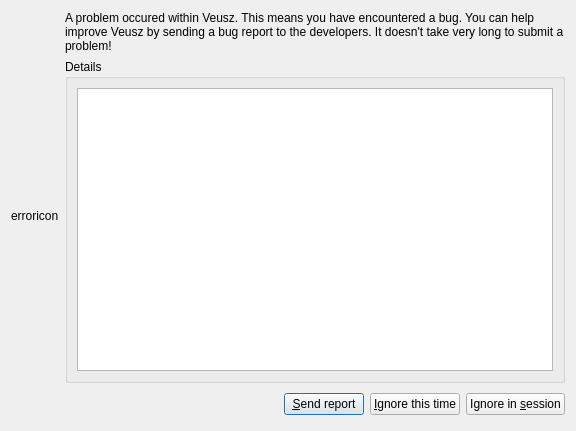
Old version of the form dialogs/exceptionlist.ui in the repository veusz/veusz.
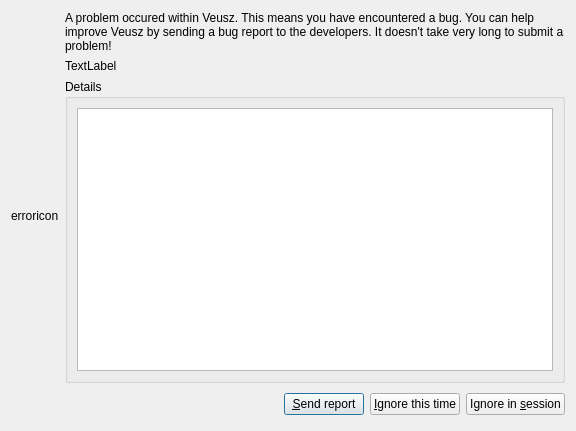
New version of the form.

Commit message: Inform user in exception dialog if there is a newer version available

The edit to the form file:
```diff
--- a/dialogs/exceptionlist.ui
+++ b/dialogs/exceptionlist.ui
@@ -33,6 +33,16 @@
        </property>
       </widget>
      </item>
+     <item>
+      <widget class="QLabel" name="veuszversionlabel">
+       <property name="text">
+        <string>TextLabel</string>
+       </property>
+       <property name="wordWrap">
+        <bool>true</bool>
+       </property>
+      </widget>
+     </item>
      <item>
       <widget class="QGroupBox" name="groupBox">
        <property name="title">
```
The commit also changes 1 other file.
